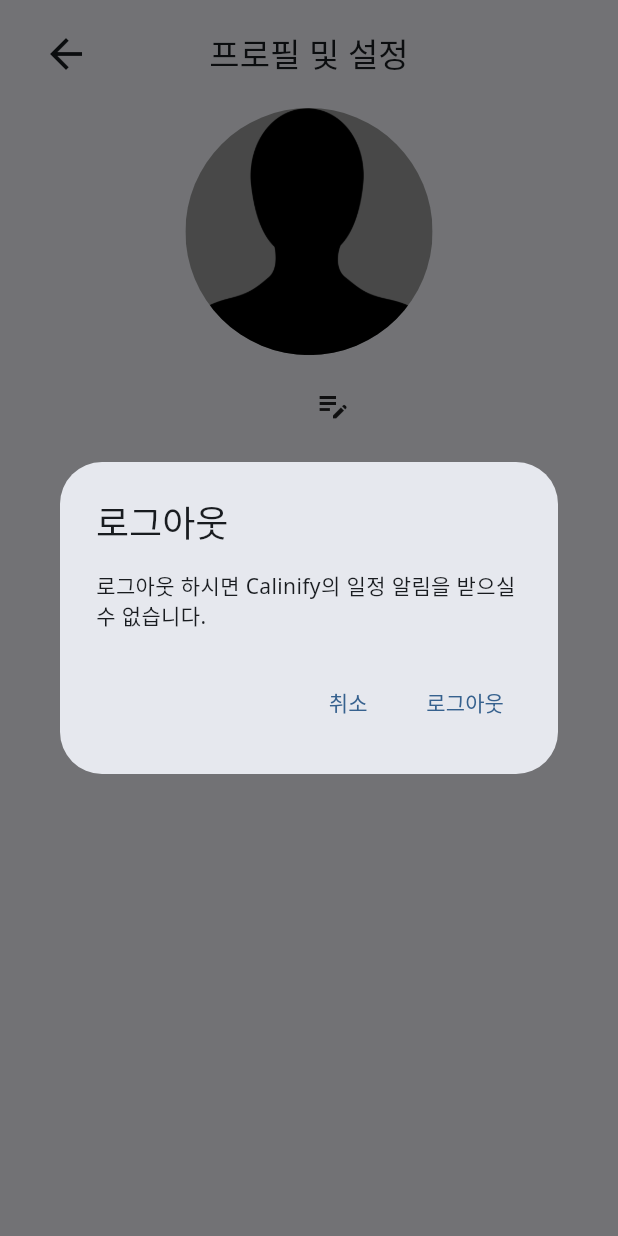
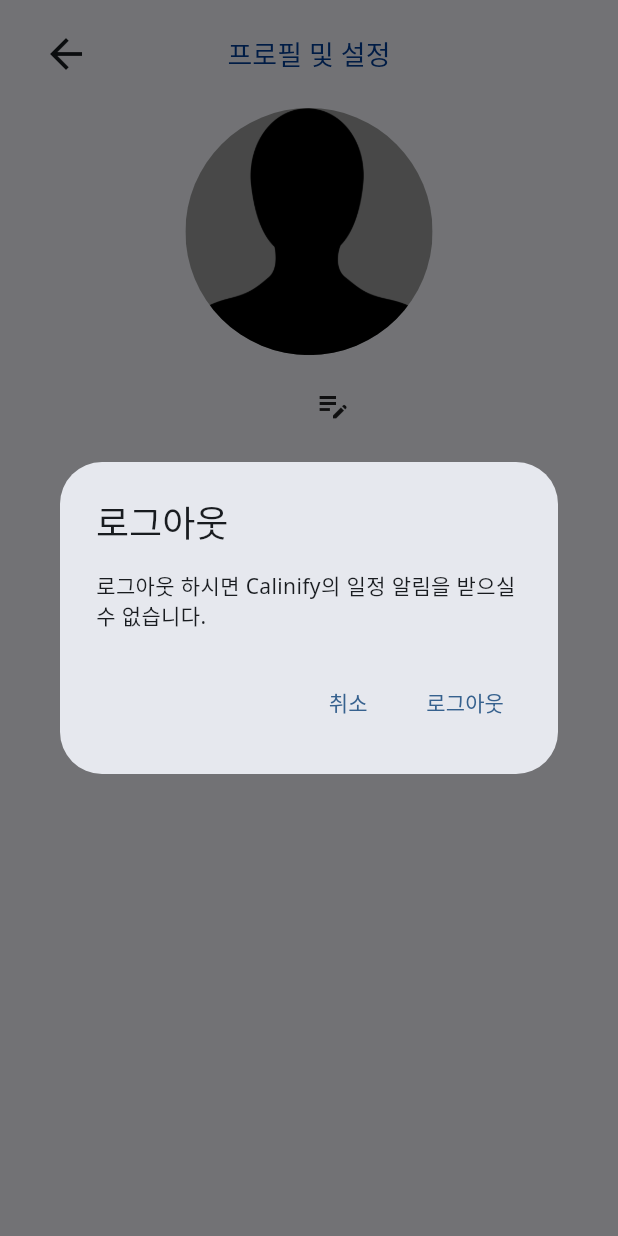
Before and after one commit to SWM-15th-Dnight/flutter-client, a Flutter app: the PreferenceView screen opened directly with empty values, after a tap on "로그아웃", on a phone screen of 412 x 824 dp. Run offline on Flutter 3.47's test engine with Material 3 defaults, Android fonts, the phone set to English and light mode, and no system bars; our stand-ins replace dio, firebase_auth, firebase_core, flutter_dotenv, flutter_secure_storage, flutter_speed_dial and 5 more; accounts and stored records are empty; generated files the repository leaves out were written again.

Commit message:
feat: componenting MainCalendar and PreferenceView header with HeaderTextStyle

```diff
--- /dev/null
+++ b/lib/common/component/header_text_style.dart
@@ -0,0 +1,21 @@
+import 'package:flutter/material.dart';
+
+import '../const/color.dart';
+
+class HeaderTextStyle extends StatelessWidget {
+  final String? text;
+
+  const HeaderTextStyle({super.key, this.text});
+
+  @override
+  Widget build(BuildContext context) {
+    return Text(
+      text ?? '',
+      style: TextStyle(
+        fontWeight: FontWeight.w400,
+        fontSize: 18.0,
+        color: ColorPalette.PRIMARY_COLOR[400],
+      ),
+    );
+  }
+}
--- a/lib/screens/calendar/main_calendar.dart
+++ b/lib/screens/calendar/main_calendar.dart
@@ -16,6 +16,7 @@ import 'package:table_calendar/table_calendar.dart';
 import 'package:mobile_client/common/const/color.dart';
 import 'package:mobile_client/entities/user.dart';
 import 'package:mobile_client/widget/custom_sidebar_modal.dart';
+import '../../common/component/header_text_style.dart';
 import '../../common/const/data.dart';
 import '../../services/auth_service.dart';
 import '../../widget/custom_speed_dial.dart';
@@ -465,14 +466,7 @@ class CustomHeader extends StatelessWidget {
             ),
             onPressed: onSidebarButtonPressed,
           ),
-          Text(
-            headerTile!,
-            style: TextStyle(
-              fontWeight: FontWeight.w400,
-              fontSize: 18.0,
-              color: ColorPalette.PRIMARY_COLOR[400],
-            ),
-          ),
+          HeaderTextStyle(text: headerTile!),
           photoURL != null
               ? Padding(
                   // (icon_button.dart) it defaults to 8.0 padding on all sides.
--- a/lib/screens/preference/preference_view.dart
+++ b/lib/screens/preference/preference_view.dart
@@ -3,6 +3,7 @@ import 'package:firebase_auth/firebase_auth.dart';
 import 'package:mobile_client/screens/signIn/sign_in_view.dart';
 import 'package:mobile_client/services/auth_service.dart';
 
+import '../../common/component/header_text_style.dart';
 import '../../entities/user.dart';
 import '../root/root_view.dart';
 
@@ -55,10 +56,7 @@ class _PreferenceViewState extends State<PreferenceView> {
           margin: EdgeInsets.symmetric(vertical: 8.0, horizontal: 16.0),
           child: AppBar(
             centerTitle: true,
-            title: Text('프로필 및 설정',
-                style: TextStyle(
-                  fontSize: 22,
-                )),
+            title: HeaderTextStyle(text: '프로필 및 설정'),
             leading: IconButton(
               icon: Icon(
                 Icons.arrow_back,
```
